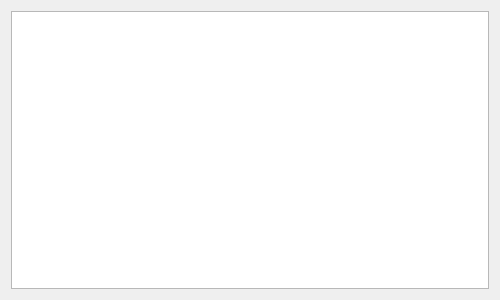
First picture: the form in src/ui/updateDialog.ui, repository gkeep/script-creator, before the edit.
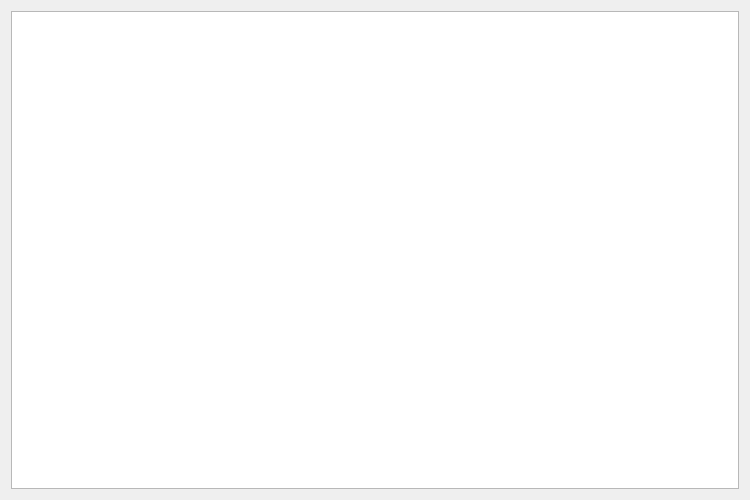
Second picture: the form after the edit.

Commit message: Resize windows

What changed in the file:
```diff
--- a/src/ui/updateDialog.ui
+++ b/src/ui/updateDialog.ui
@@ -6,8 +6,8 @@
    <rect>
     <x>0</x>
     <y>0</y>
-    <width>500</width>
-    <height>300</height>
+    <width>750</width>
+    <height>500</height>
    </rect>
   </property>
   <property name="sizePolicy">
```
The commit also changes 3 other files.
